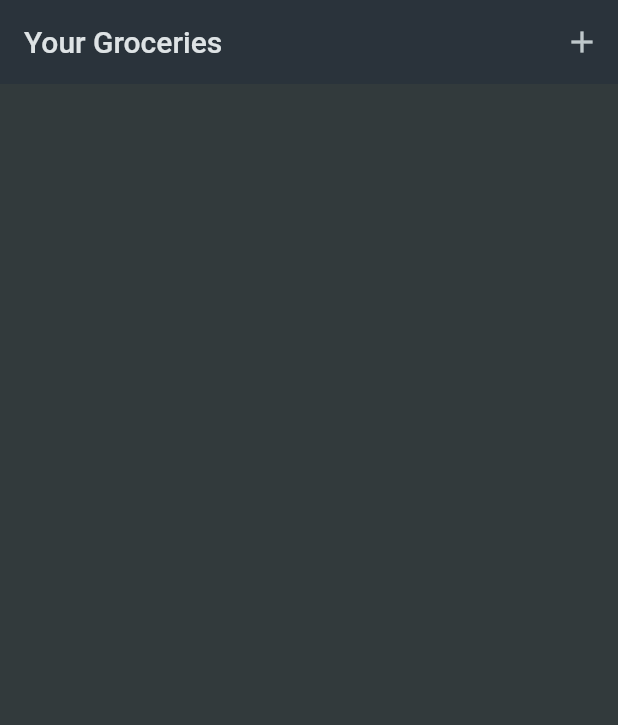
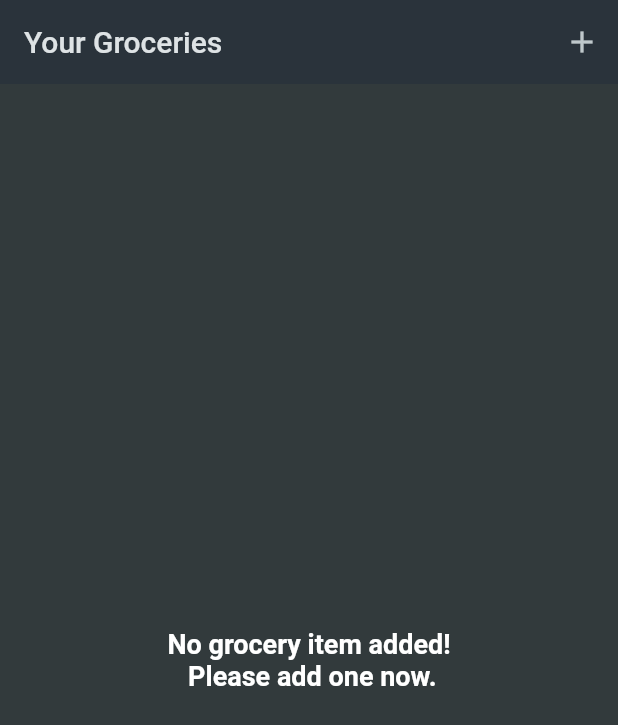
Before and after one commit to dayojiboye/shopping-list, a Flutter app: the screen it shows after launch, on a phone screen of 412 x 824 dp. Shown: the top 725 px of the screen. Run offline on Flutter 3.47's test engine with Material 2 defaults, Android fonts, the phone set to English and light mode, and no system bars.

Commit message:
feat: added empty grocery list text

```diff
--- a/lib/screens/grocery.dart
+++ b/lib/screens/grocery.dart
@@ -42,7 +42,18 @@ class _GroceryScreenState extends State<GroceryScreen> {
           )
         ],
       ),
-      body: ListView.builder(
+      body: _groceryItems.isEmpty
+          ? const Center(
+              child: Text(
+                "No grocery item added! \n Please add one now.",
+                style: TextStyle(
+                  fontSize: 18,
+                  fontWeight: FontWeight.w600,
+                ),
+                textAlign: TextAlign.center,
+              ),
+            )
+          : ListView.builder(
               itemCount: _groceryItems.length,
               itemBuilder: (context, index) => ListTile(
                 leading: Container(
```
Lines whose indentation alone changed are shown as unchanged.
